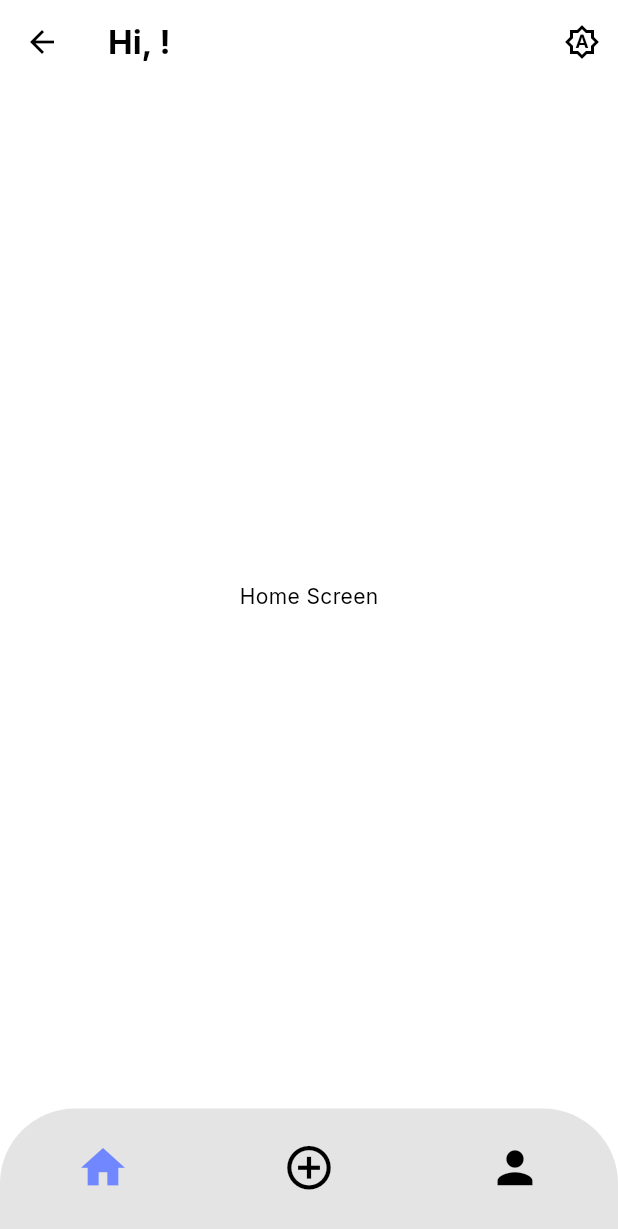
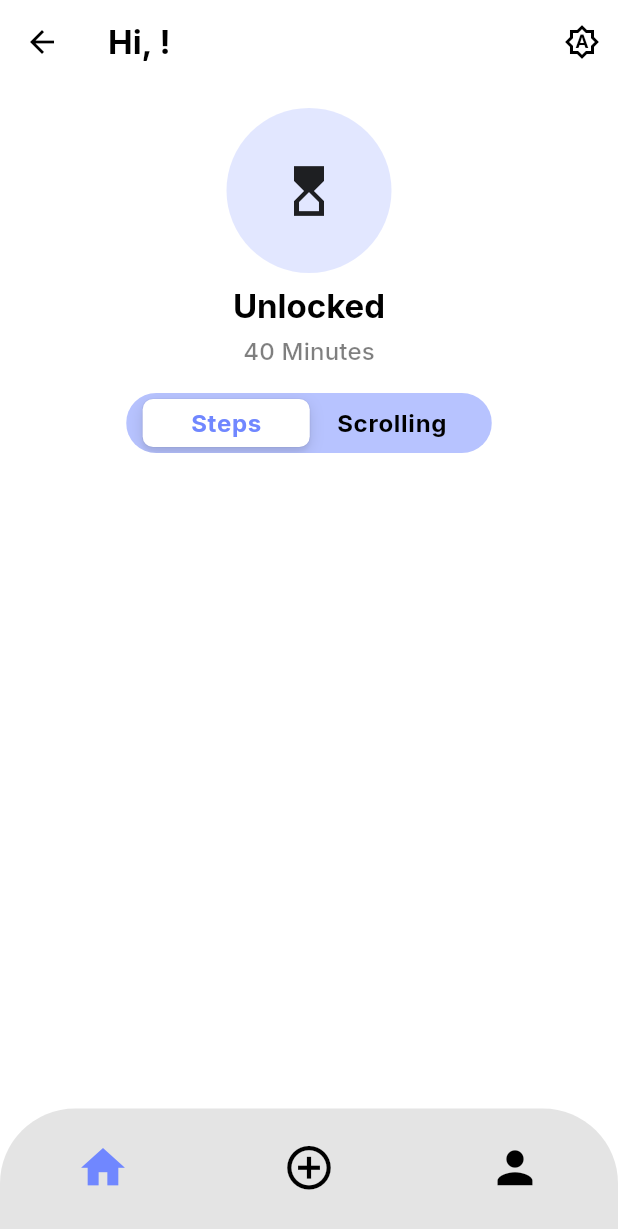
Before and after one commit to Bilawal-Mehfooz-Malik/waddle_app, a Flutter app: the ScaffoldWithNavBar screen opened by its route, on a phone screen of 412 x 824 dp. Shown: the top 1229 px of the screen. Run offline on Flutter 3.47's test engine with Material 3 defaults, Android fonts, the phone set to English and light mode, and no system bars; our stand-ins replace cloud_firestore, connectivity_plus, either_dart, email_validator, firebase_core, flutter_riverpod and 4 more; accounts and stored records are empty; generated files the repository leaves out were written again.

Commit message:
added segment button

```diff
--- a/lib/src/features/home/presentation/home_screen.dart
+++ b/lib/src/features/home/presentation/home_screen.dart
@@ -1,4 +1,5 @@
 import 'package:flutter/material.dart';
+import 'package:waddle_app/src/features/home/presentation/widgets/home_body.dart';
 import 'package:waddle_app/src/utils/extensions.dart';
 import 'package:flutter_riverpod/flutter_riverpod.dart';
 import 'package:waddle_app/src/theme/theme_controller.dart';
@@ -11,7 +12,7 @@ class HomeScreen extends ConsumerWidget {
   Widget build(BuildContext context, WidgetRef ref) {
     return Scaffold(
       appBar: _buildAppBar(ref, context),
-      body: const Center(child: Text('Home Screen')),
+      body: const HomeBody(),
     );
   }
 
--- /dev/null
+++ b/lib/src/features/home/presentation/widgets/custom_segment_button.dart
@@ -0,0 +1,70 @@
+import 'package:flutter/cupertino.dart';
+import 'package:waddle_app/src/common/app_sizes.dart';
+import 'package:waddle_app/src/utils/extensions.dart';
+
+enum HomeView { steps, scrolling }
+
+class CustomSegmentedButton extends StatefulWidget {
+  const CustomSegmentedButton({super.key});
+
+  @override
+  State<CustomSegmentedButton> createState() => _CustomSegmentedButtonState();
+}
+
+class _CustomSegmentedButtonState extends State<CustomSegmentedButton> {
+  HomeView _selectedSegment = HomeView.steps;
+
+  void _onChanged(value) {
+    if (value != null) {
+      setState(() => _selectedSegment = value);
+    }
+  }
+
+  @override
+  Widget build(BuildContext context) {
+    return Center(
+      child: ClipRRect(
+        borderRadius: BorderRadius.circular(25),
+        child: CupertinoSlidingSegmentedControl<HomeView>(
+          backgroundColor: context.color.secondary.withOpacity(0.5),
+          padding: const EdgeInsets.symmetric(
+            horizontal: Sizes.p12,
+            vertical: Sizes.p4,
+          ),
+
+          // [Main Widgets]
+          groupValue: _selectedSegment,
+          onValueChanged: _onChanged,
+          children: _buildChildrens(context),
+        ),
+      ),
+    );
+  }
+
+  Map<HomeView, Widget> _buildChildrens(BuildContext context) {
+    return {
+      HomeView.steps: _segmentedWidget(
+          context.loc.steps, _selectedSegment == HomeView.steps),
+      HomeView.scrolling: _segmentedWidget(
+          context.loc.scrolling, _selectedSegment == HomeView.scrolling),
+    };
+  }
+
+  Widget _segmentedWidget(String text, bool isSelected) {
+    final color =
+        isSelected ? context.color.secondary : context.color.onSecondary;
+
+    return ClipRRect(
+      borderRadius: BorderRadius.circular(25),
+      child: Padding(
+        padding: const EdgeInsets.symmetric(
+            vertical: Sizes.p4, horizontal: Sizes.p8),
+        child: Text(
+          text,
+          style: context.txtTheme.bodyLarge!
+              .copyWith(fontWeight: FontWeight.bold, color: color),
+        ),
+      ),
+    );
+  }
+}
--- a/lib/src/features/home/presentation/widgets/home_body.dart
+++ b/lib/src/features/home/presentation/widgets/home_body.dart
@@ -1,16 +1,64 @@
-// import 'package:flutter/material.dart';
+import 'package:flutter/material.dart';
+import 'package:waddle_app/src/common/app_sizes.dart';
+import 'package:waddle_app/src/features/home/presentation/widgets/custom_segment_button.dart';
+import 'package:waddle_app/src/utils/extensions.dart';
 
-// class HomeBody extends StatelessWidget {
-//   const HomeBody({super.key});
+enum ViewType { steps, scrolling }
 
-//   @override
-//   Widget build(BuildContext context) {
-//     return Padding(
+class HomeBody extends StatelessWidget {
+  const HomeBody({super.key});
 
-//       padding: const EdgeInsets.all(),
-//       child: Column(
-//         children: [],
-//       ),
-//     );
-//   }
-// }
+  @override
+  Widget build(BuildContext context) {
+    return Container(
+      padding: const EdgeInsets.all(Sizes.p16),
+      child: Column(
+        crossAxisAlignment: CrossAxisAlignment.stretch,
+        children: [
+          TimeSection(),
+          gapH16,
+          CustomSegmentedButton(),
+        ],
+      ),
+    );
+  }
+}
+
+class TimeSection extends StatelessWidget {
+  const TimeSection({super.key});
+
+  @override
+  Widget build(BuildContext context) {
+    return Column(
+      crossAxisAlignment: CrossAxisAlignment.center,
+      children: [
+        _buildHourGlass(context),
+        gapH8,
+        Text(context.loc.unlocked, style: context.txtTheme.titleLarge),
+        gapH4,
+        _buildMinutesText(context),
+      ],
+    );
+  }
+
+  Container _buildHourGlass(BuildContext context) {
+    return Container(
+      width: 110,
+      height: 110,
+      decoration: BoxDecoration(
+        shape: BoxShape.circle,
+        color: context.color.secondary.withOpacity(0.2),
+      ),
+      child: const Icon(Icons.hourglass_top, size: 40),
+    );
+  }
+
+  Text _buildMinutesText(BuildContext context) {
+    // TODO: Implement minutes from realtime
+    return Text(
+      '40 ${context.loc.minutes}',
+      style: context.txtTheme.titleMedium!
+          .copyWith(color: context.color.onSecondary.withOpacity(0.5)),
+    );
+  }
+}
--- a/lib/src/theme/light_theme.dart
+++ b/lib/src/theme/light_theme.dart
@@ -42,8 +42,12 @@ ThemeData lightTheme = ThemeData(
 
   // Text Theme
   textTheme: TextTheme(
-    headlineMedium: GoogleFonts.inter(color: onSurfaceColor),
-    titleLarge: GoogleFonts.inter(color: onSurfaceColor),
+    headlineMedium:
+        GoogleFonts.inter(color: onSurfaceColor, fontWeight: FontWeight.w700),
+    headlineSmall:
+        GoogleFonts.inter(color: onSurfaceColor, fontWeight: FontWeight.w700),
+    titleLarge:
+        GoogleFonts.inter(color: onSurfaceColor, fontWeight: FontWeight.w700),
     titleMedium: GoogleFonts.inter(color: onSurfaceColor),
     titleSmall: GoogleFonts.inter(color: onSurfaceColor),
     bodyLarge: GoogleFonts.inter(color: onSurfaceColor),
```
